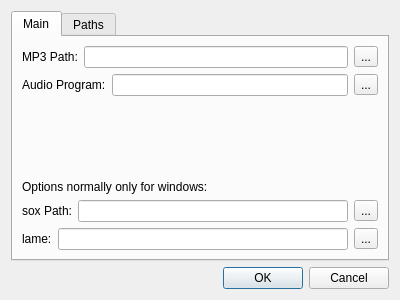
First picture: the form in optionsdialog.ui, repository audioprog/RecMasterNCutter, before the edit.
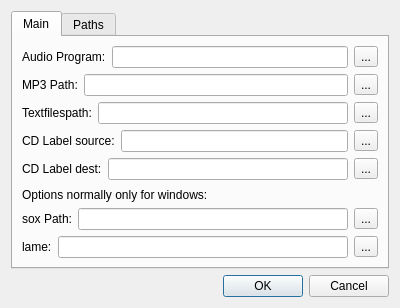
Second picture: the form after the edit. Icons and pictures are not drawn.

```diff
--- a/optionsdialog.ui
+++ b/optionsdialog.ui
@@ -7,7 +7,7 @@
     <x>0</x>
     <y>0</y>
     <width>400</width>
-    <height>300</height>
+    <height>307</height>
    </rect>
   </property>
   <property name="windowTitle">
@@ -24,30 +24,6 @@
        <string>Main</string>
       </attribute>
       <layout class="QVBoxLayout" name="verticalLayout_3">
-       <item>
-        <layout class="QHBoxLayout" name="horizontalLayout">
-         <item>
-          <widget class="QLabel" name="lblmp3path">
-           <property name="text">
-            <string>MP3 Path:</string>
-           </property>
-           <property name="buddy">
-            <cstring>ledMp3Path</cstring>
-           </property>
-          </widget>
-         </item>
-         <item>
-          <widget class="QLineEdit" name="ledMp3Path"/>
-         </item>
-         <item>
-          <widget class="QToolButton" name="tbtMp3Path">
-           <property name="text">
-            <string>...</string>
-           </property>
-          </widget>
-         </item>
-        </layout>
-       </item>
        <item>
         <layout class="QHBoxLayout" name="horizontalLayout_4">
          <item>
@@ -72,6 +48,93 @@
          </item>
         </layout>
        </item>
+       <item>
+        <layout class="QHBoxLayout" name="horizontalLayout">
+         <item>
+          <widget class="QLabel" name="lblmp3path">
+           <property name="text">
+            <string>MP3 Path:</string>
+           </property>
+           <property name="buddy">
+            <cstring>ledMp3Path</cstring>
+           </property>
+          </widget>
+         </item>
+         <item>
+          <widget class="QLineEdit" name="ledMp3Path"/>
+         </item>
+         <item>
+          <widget class="QToolButton" name="tbtMp3Path">
+           <property name="text">
+            <string>...</string>
+           </property>
+          </widget>
+         </item>
+        </layout>
+       </item>
+       <item>
+        <layout class="QHBoxLayout" name="horizontalLayout_5">
+         <item>
+          <widget class="QLabel" name="label">
+           <property name="text">
+            <string>Textfilespath:</string>
+           </property>
+          </widget>
+         </item>
+         <item>
+          <widget class="QLineEdit" name="ledTextfilespath"/>
+         </item>
+         <item>
+          <widget class="QToolButton" name="btnTextfilepath">
+           <property name="text">
+            <string>...</string>
+           </property>
+          </widget>
+         </item>
+        </layout>
+       </item>
+       <item>
+        <layout class="QHBoxLayout" name="horizontalLayout_6">
+         <item>
+          <widget class="QLabel" name="label_2">
+           <property name="text">
+            <string>CD Label source:</string>
+           </property>
+          </widget>
+         </item>
+         <item>
+          <widget class="QLineEdit" name="ledCDsrc"/>
+         </item>
+         <item>
+          <widget class="QToolButton" name="btnCDsrc">
+           <property name="text">
+            <string>...</string>
+           </property>
+          </widget>
+         </item>
+        </layout>
+       </item>
+       <item>
+        <layout class="QHBoxLayout" name="horizontalLayout_7">
+         <item>
+          <widget class="QLabel" name="label_3">
+           <property name="text">
+            <string>CD Label dest:</string>
+           </property>
+          </widget>
+         </item>
+         <item>
+          <widget class="QLineEdit" name="ledCDdest"/>
+         </item>
+         <item>
+          <widget class="QToolButton" name="btnCDdest">
+           <property name="text">
+            <string>...</string>
+           </property>
+          </widget>
+         </item>
+        </layout>
+       </item>
        <item>
         <spacer name="verticalSpacer">
          <property name="orientation">
```
Left out of the diff: 12 changed lines with no effect on the pictures.
